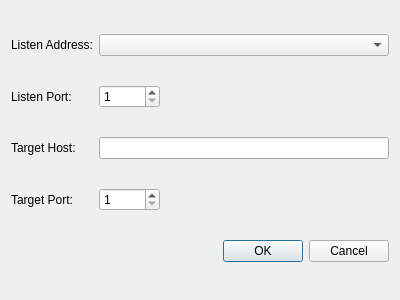
Above: listenereditdialog.ui from richmoore/bitslinger before the change. Below: the same form after it.
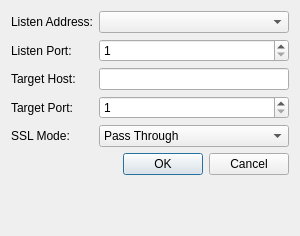
That is the form after the change.

Commit message: Start adding some SSL config options

What changed in the file:
```diff
--- a/listenereditdialog.ui
+++ b/listenereditdialog.ui
@@ -6,14 +6,14 @@
    <rect>
     <x>0</x>
     <y>0</y>
-    <width>400</width>
-    <height>300</height>
+    <width>300</width>
+    <height>236</height>
    </rect>
   </property>
   <property name="windowTitle">
    <string>Edit Listener</string>
   </property>
-  <layout class="QGridLayout" name="gridLayout">
+  <layout class="QFormLayout" name="formLayout">
    <item row="0" column="0">
     <widget class="QLabel" name="label">
      <property name="text">
@@ -21,7 +21,7 @@
      </property>
     </widget>
    </item>
-   <item row="0" column="1" colspan="2">
+   <item row="0" column="1">
     <widget class="QComboBox" name="listenAddressCombo"/>
    </item>
    <item row="1" column="0">
@@ -41,19 +41,6 @@
      </property>
     </widget>
    </item>
-   <item row="1" column="2">
-    <spacer name="horizontalSpacer">
-     <property name="orientation">
-      <enum>Qt::Horizontal</enum>
-     </property>
-     <property name="sizeHint" stdset="0">
-      <size>
-       <width>206</width>
-       <height>20</height>
-      </size>
-     </property>
-    </spacer>
-   </item>
    <item row="2" column="0">
     <widget class="QLabel" name="label_3">
      <property name="text">
@@ -61,7 +48,7 @@
      </property>
     </widget>
    </item>
-   <item row="2" column="1" colspan="2">
+   <item row="2" column="1">
     <widget class="QLineEdit" name="targetHostEdit"/>
    </item>
    <item row="3" column="0">
@@ -81,20 +68,38 @@
      </property>
     </widget>
    </item>
-   <item row="3" column="2">
-    <spacer name="horizontalSpacer_2">
-     <property name="orientation">
-      <enum>Qt::Horizontal</enum>
+   <item row="4" column="0">
+    <widget class="QLabel" name="label_5">
+     <property name="text">
+      <string>SSL Mode:</string>
      </property>
-     <property name="sizeHint" stdset="0">
-      <size>
-       <width>206</width>
-       <height>20</height>
-      </size>
-     </property>
-    </spacer>
+    </widget>
    </item>
-   <item row="4" column="0" colspan="3">
+   <item row="4" column="1">
+    <widget class="QComboBox" name="comboBox">
+     <item>
+      <property name="text">
+       <string>Pass Through</string>
+      </property>
+     </item>
+     <item>
+      <property name="text">
+       <string>Man In the Middle</string>
+      </property>
+     </item>
+     <item>
+      <property name="text">
+       <string>Encrypt Server Connection</string>
+      </property>
+     </item>
+     <item>
+      <property name="text">
+       <string>Encrypt Client Connection</string>
+      </property>
+     </item>
+    </widget>
+   </item>
+   <item row="5" column="0" colspan="2">
     <widget class="QDialogButtonBox" name="buttonBox">
      <property name="orientation">
       <enum>Qt::Horizontal</enum>
```
